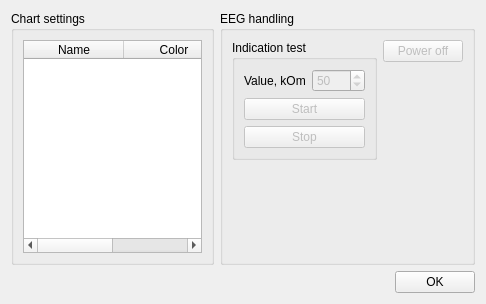
GarantEEG/GarantEEG_Viewer, file forms/settingsform.ui: the form before one commit.
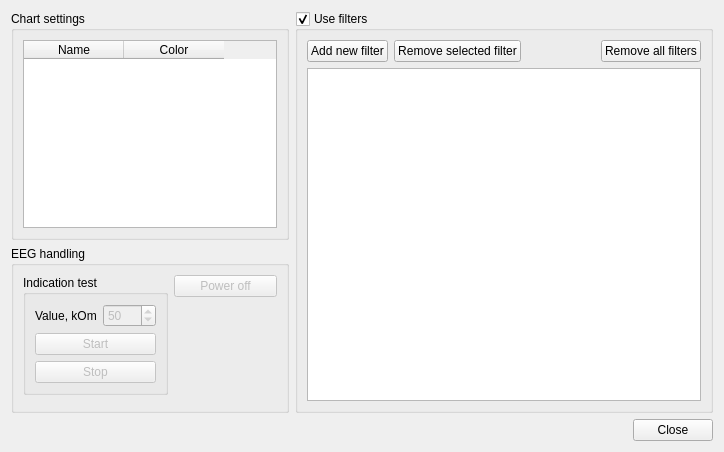
The form after the commit.

```diff
--- a/forms/settingsform.ui
+++ b/forms/settingsform.ui
@@ -6,8 +6,8 @@
    <rect>
     <x>0</x>
     <y>0</y>
-    <width>486</width>
-    <height>304</height>
+    <width>724</width>
+    <height>452</height>
    </rect>
   </property>
   <property name="windowTitle">
@@ -16,6 +16,12 @@
   <layout class="QGridLayout" name="gridLayout_2">
    <item row="0" column="0">
     <widget class="QGroupBox" name="groupBox_2">
+     <property name="sizePolicy">
+      <sizepolicy hsizetype="Preferred" vsizetype="Expanding">
+       <horstretch>0</horstretch>
+       <verstretch>0</verstretch>
+      </sizepolicy>
+     </property>
      <property name="title">
       <string>Chart settings</string>
      </property>
@@ -43,7 +49,7 @@
      </layout>
     </widget>
    </item>
-   <item row="0" column="1" colspan="2">
+   <item row="1" column="0">
     <widget class="QGroupBox" name="groupBox">
      <property name="title">
       <string>EEG handling</string>
@@ -108,19 +114,6 @@
         </layout>
        </widget>
       </item>
-      <item row="2" column="0">
-       <spacer name="verticalSpacer_2">
-        <property name="orientation">
-         <enum>Qt::Vertical</enum>
-        </property>
-        <property name="sizeHint" stdset="0">
-         <size>
-          <width>20</width>
-          <height>40</height>
-         </size>
-        </property>
-       </spacer>
-      </item>
       <item row="1" column="1" rowspan="2">
        <spacer name="verticalSpacer">
         <property name="orientation">
@@ -150,13 +143,62 @@
      </property>
     </spacer>
    </item>
-   <item row="1" column="2">
-    <widget class="QPushButton" name="pb_OK">
+   <item row="2" column="2">
+    <widget class="QPushButton" name="pb_Close">
      <property name="text">
-      <string>OK</string>
+      <string>Close</string>
      </property>
     </widget>
    </item>
+   <item row="0" column="1" rowspan="2" colspan="2">
+    <widget class="QGroupBox" name="gb_UseFilters">
+     <property name="title">
+      <string>Use filters</string>
+     </property>
+     <property name="checkable">
+      <bool>true</bool>
+     </property>
+     <layout class="QGridLayout" name="gridLayout_5">
+      <item row="0" column="0">
+       <widget class="QPushButton" name="pb_AddFilter">
+        <property name="text">
+         <string>Add new filter</string>
+        </property>
+       </widget>
+      </item>
+      <item row="0" column="1">
+       <widget class="QPushButton" name="pb_RemoveSelectedFilter">
+        <property name="text">
+         <string>Remove selected filter</string>
+        </property>
+       </widget>
+      </item>
+      <item row="0" column="2">
+       <spacer name="horizontalSpacer_2">
+        <property name="orientation">
+         <enum>Qt::Horizontal</enum>
+        </property>
+        <property name="sizeHint" stdset="0">
+         <size>
+          <width>69</width>
+          <height>20</height>
+         </size>
+        </property>
+       </spacer>
+      </item>
+      <item row="0" column="3">
+       <widget class="QPushButton" name="pb_RemoveAllFilters">
+        <property name="text">
+         <string>Remove all filters</string>
+        </property>
+       </widget>
+      </item>
+      <item row="1" column="0" colspan="4">
+       <widget class="QListWidget" name="lw_Filters"/>
+      </item>
+     </layout>
+    </widget>
+   </item>
   </layout>
  </widget>
  <tabstops>
```
Left out of the diff: 6 changed lines with no effect on the pictures.
